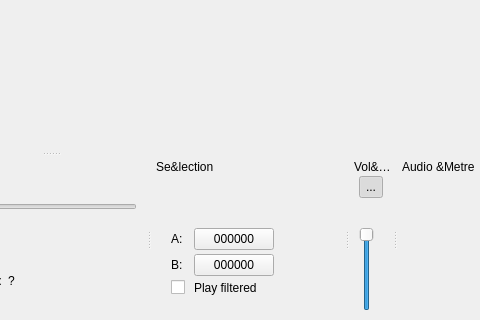
Above: avidemux/qt4/ADM_userInterfaces/ADM_gui/gui2.ui from mean00/avidemux2 before the change; both pictures show x 378 to 858 and y 543 to 863 of the 858 by 863 pixel window. Below: the same form after it.
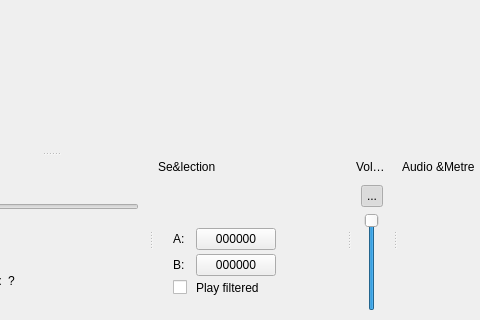
That is the form after the change. Icons and pictures are not drawn. Custom widgets are drawn as their Qt base class.

Commit message: [Qt] Align the mute button and the volume slider, avoid clipping

Diff of the .ui file:
```diff
--- a/avidemux/qt4/ADM_userInterfaces/ADM_gui/gui2.ui
+++ b/avidemux/qt4/ADM_userInterfaces/ADM_gui/gui2.ui
@@ -1603,8 +1603,8 @@
    </attribute>
    <widget class="QWidget" name="dockWidgetContents_5">
     <layout class="QVBoxLayout" name="verticalLayout_4">
-     <property name="topMargin">
-      <number>0</number>
+     <property name="alignment">
+      <set>Qt::AlignHCenter</set>
      </property>
      <item>
       <widget class="QToolButton" name="toolButtonAudioToggle">
@@ -1619,7 +1619,7 @@
        </property>
        <property name="minimumSize">
         <size>
-         <width>0</width>
+         <width>22</width>
          <height>22</height>
         </size>
        </property>
@@ -1638,22 +1638,6 @@
        </property>
       </widget>
      </item>
-     <item>
-      <spacer name="verticalSpacer">
-       <property name="orientation">
-        <enum>Qt::Vertical</enum>
-       </property>
-       <property name="sizeType">
-        <enum>QSizePolicy::MinimumExpanding</enum>
-       </property>
-       <property name="sizeHint" stdset="0">
-        <size>
-         <width>0</width>
-         <height>0</height>
-        </size>
-       </property>
-      </spacer>
-     </item>
      <item>
       <widget class="QSlider" name="horizontalSlider_2">
        <property name="sizePolicy">
@@ -1664,8 +1648,8 @@
        </property>
        <property name="minimumSize">
         <size>
-         <width>0</width>
-         <height>30</height>
+         <width>22</width>
+         <height>50</height>
         </size>
        </property>
        <property name="maximum">
```
